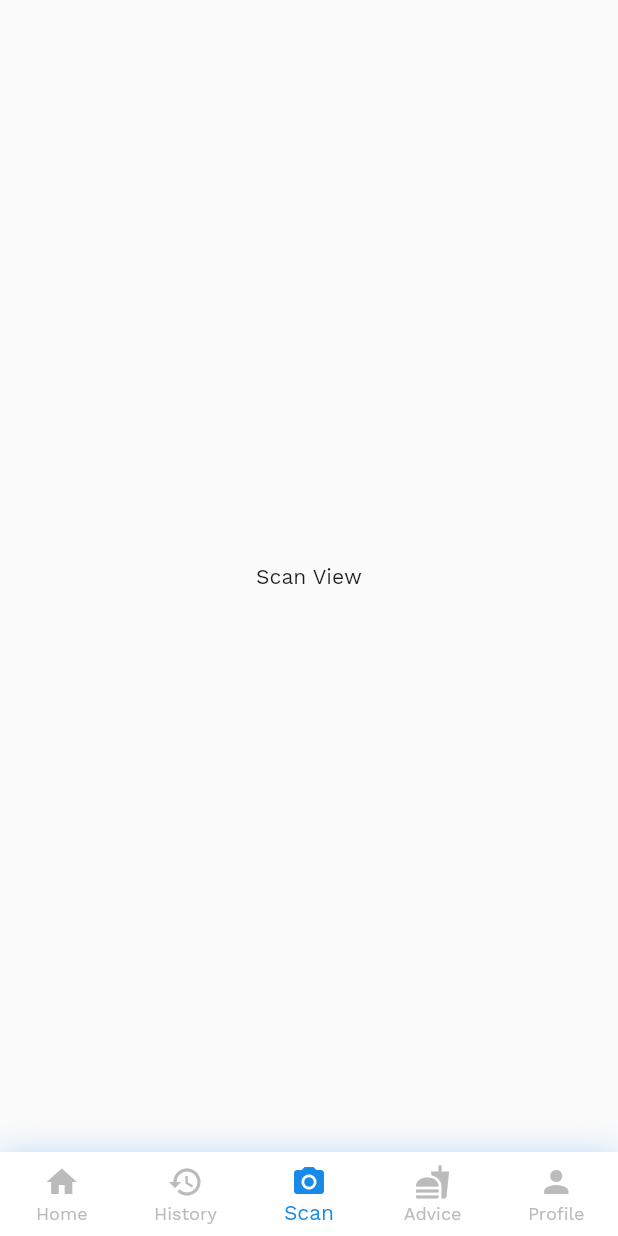
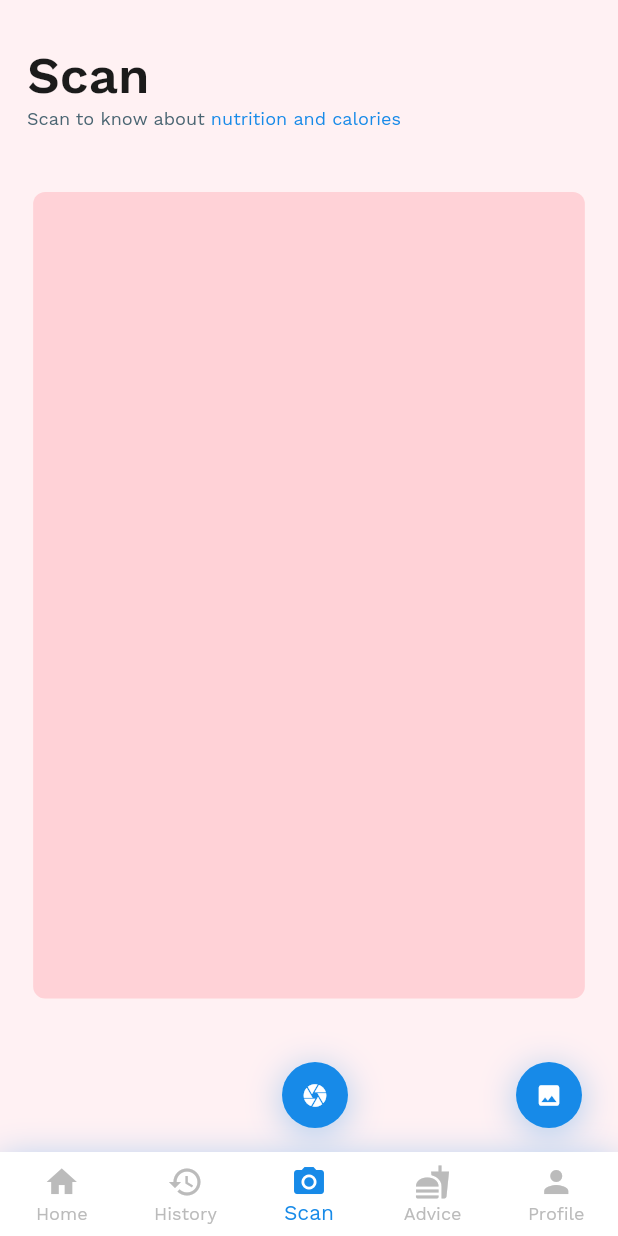
Before and after one commit to saileshbro/nutri.gram, a Flutter app: the DashboardView screen opened by its route, after a tap on "Scan right away", on a phone screen of 412 x 824 dp. Run offline on Flutter 3.47's test engine with Material 2 defaults, Android fonts, the phone set to English and light mode, and no system bars; our stand-ins replace auto_route, cached_network_image, dartz, flutter_hooks, flutter_icons, flutter_swiper and 11 more; missing offline and left inert: stacked_hooks; accounts and stored records are empty; network calls fail; project files that could hold a hidden picture were left out.

Commit message:
scan page design

```diff
--- /dev/null
+++ b/nutrigram_app/lib/common/ui/misc/scan_overlay_shape.dart
@@ -0,0 +1,101 @@
+import 'dart:ui';
+
+import 'package:flutter/material.dart';
+
+class ScanOverlayShape extends ShapeBorder {
+  const ScanOverlayShape({
+    this.borderWidth = 3.0,
+    this.overlayColor = const Color.fromRGBO(255, 255, 255, 85),
+    this.cutOutSize = 250,
+  });
+
+  final double borderWidth;
+  final Color overlayColor;
+  final double cutOutSize;
+
+  @override
+  EdgeInsetsGeometry get dimensions => const EdgeInsets.all(10);
+
+  @override
+  Path getInnerPath(Rect rect, {TextDirection textDirection}) {
+    return Path()
+      ..fillType = PathFillType.evenOdd
+      ..addPath(getOuterPath(rect), Offset.zero);
+  }
+
+  @override
+  Path getOuterPath(Rect rect, {TextDirection textDirection}) {
+    Path _getLeftTopPath(Rect rect) {
+      return Path()
+        ..moveTo(rect.left, rect.bottom)
+        ..lineTo(rect.left, rect.top)
+        ..lineTo(rect.right, rect.top);
+    }
+
+    return _getLeftTopPath(rect)
+      ..lineTo(
+        rect.right,
+        rect.bottom,
+      )
+      ..lineTo(
+        rect.left,
+        rect.bottom,
+      )
+      ..lineTo(
+        rect.left,
+        rect.top,
+      );
+  }
+
+  @override
+  void paint(Canvas canvas, Rect rect, {TextDirection textDirection}) {
+    final width = rect.width;
+    final height = rect.height;
+    final borderOffset = borderWidth / 2;
+    final _cutOutSize = cutOutSize != null && cutOutSize < width
+        ? cutOutSize
+        : width - borderOffset;
+
+    final backgroundPaint = Paint()
+      ..color = overlayColor
+      ..style = PaintingStyle.fill;
+
+    final boxPaint = Paint()
+      ..color = overlayColor
+      ..style = PaintingStyle.fill
+      ..blendMode = BlendMode.dstOut;
+
+    final cutOutRect = Rect.fromLTWH(
+      rect.left + width / 2 - _cutOutSize / 2 + borderOffset,
+      rect.top + height / 6,
+      _cutOutSize - borderOffset * 2,
+      _cutOutSize * 1.45,
+    );
+
+    canvas
+      ..saveLayer(
+        rect,
+        backgroundPaint,
+      )
+      ..drawRect(
+        rect,
+        backgroundPaint,
+      )
+      ..drawRRect(
+        RRect.fromRectAndRadius(
+          cutOutRect,
+          const Radius.circular(8),
+        ),
+        boxPaint,
+      )
+      ..restore();
+  }
+
+  @override
+  ShapeBorder scale(double t) {
+    return ScanOverlayShape(
+      borderWidth: borderWidth,
+      overlayColor: overlayColor,
+    );
+  }
+}
--- a/nutrigram_app/lib/ui/views/scan/scan_view.dart
+++ b/nutrigram_app/lib/ui/views/scan/scan_view.dart
@@ -1,10 +1,73 @@
 import 'package:flutter/material.dart';
+import 'package:nutrigram_app/common/ui/components/custom_nav_bar.dart';
+import 'package:nutrigram_app/common/ui/components/icon_button.dart';
+import 'package:nutrigram_app/common/ui/misc/scan_overlay_shape.dart';
+import 'package:nutrigram_app/common/ui/ui_helpers.dart';
+import 'package:nutrigram_app/constants/constants.dart';
 
 class ScanView extends StatelessWidget {
   @override
   Widget build(BuildContext context) {
-    return const Center(
-      child: Text('Scan View'),
+    return Stack(
+      children: [
+        // camera in bottom level
+        Container(color: Colors.red[100]),
+        Container(
+          decoration: ShapeDecoration(
+            shape: ScanOverlayShape(
+              overlayColor: Colors.white.withOpacity(.85),
+              cutOutSize: MediaQuery.of(context).size.width * .90,
+            ),
+          ),
+        ),
+        Column(
+          children: [
+            llHeightSpan,
+            Expanded(
+              child: Padding(
+                padding: lXPadding,
+                child: Column(
+                  mainAxisAlignment: MainAxisAlignment.spaceBetween,
+                  children: [
+                    const CustomNavBar(
+                      navBarItemTitle: "Scan",
+                      blackString: "Scan to know about ",
+                      blueString: "nutrition and calories",
+                    ),
+                  ],
+                ),
+              ),
+            ),
+          ],
+        ),
+        Positioned(
+          bottom: 16,
+          right: 24,
+          left: 52,
+          child: Row(
+            mainAxisAlignment: MainAxisAlignment.end,
+            children: [
+              Flexible(
+                child: CustomIconButton(
+                  gradientColor: kPrimaryColor,
+                  color: kPrimaryColor,
+                  icon: Icons.camera,
+                  onPressed: () {},
+                ),
+              ),
+              const Spacer(),
+              Flexible(
+                child: CustomIconButton(
+                  gradientColor: kPrimaryColor,
+                  color: kPrimaryColor,
+                  icon: Icons.insert_photo,
+                  onPressed: () {},
+                ),
+              ),
+            ],
+          ),
+        )
+      ],
     );
   }
 }
--- a/nutrigram_app/pubspec.yaml
+++ b/nutrigram_app/pubspec.yaml
@@ -54,6 +54,7 @@ dependencies:
   stacked_hooks: ^0.1.3
   image_picker: ^0.6.7+7
   image_cropper: ^1.3.1
+  camera: ^0.5.8+5
 
 dev_dependencies:
   flutter_test:
@@ -75,6 +76,7 @@ flutter:
   assets:
     - assets/illustrations/
     - assets/icons/
+    - assets/overlay/
 
   #   - images/a_dot_ham.jpeg
   # An image asset can refer to one or more resolution-specific "variants", see
```
Also changed, not shown: nutrigram_app/lib/ui/views/advice/advice_view.dart (+18 -2 lines), nutrigram_app/assets/overlay/scan_overlay.png (added), nutrigram_app/pubspec.lock, 2 other files.
